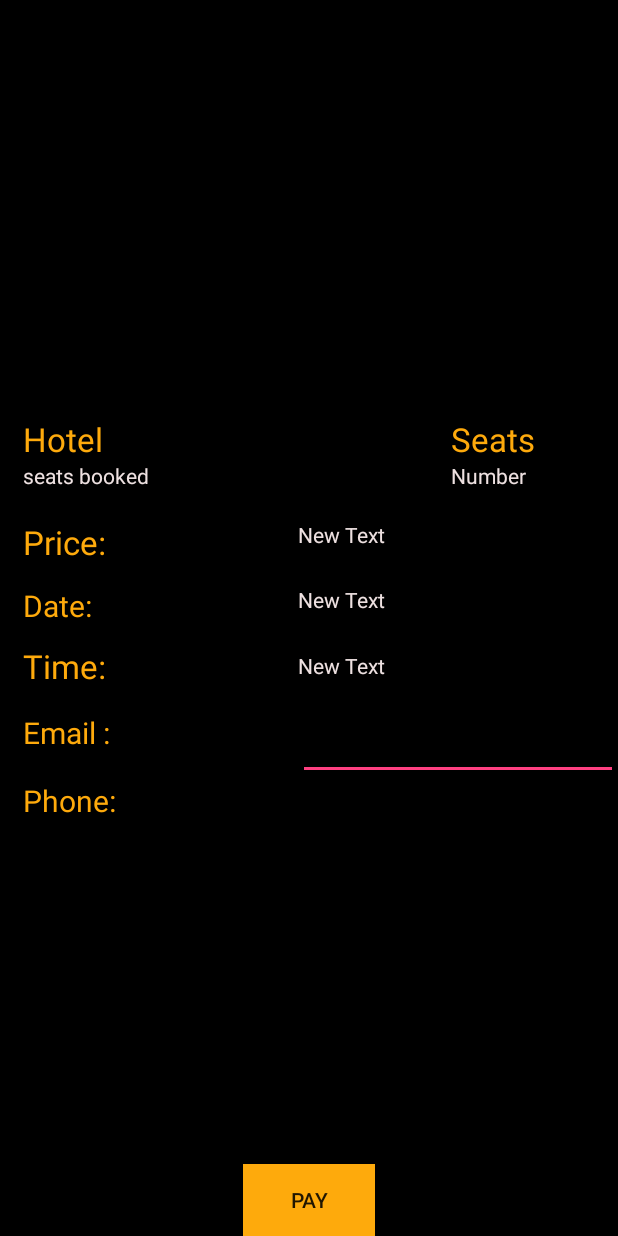
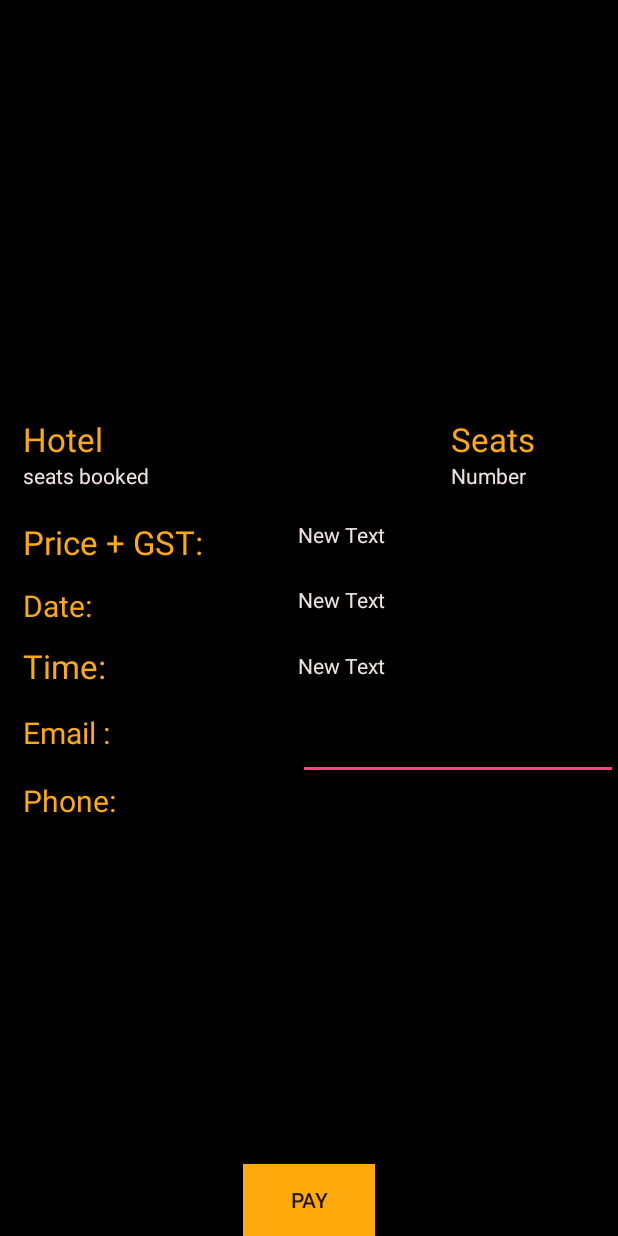
Before and after one commit to maruthimaru/TableBooking, an Android app: the Confirmation screen opened directly, with no data from a screen before it, on a phone screen of 412 x 824 dp. Run offline under Robolectric (Android 15) with nearby library versions, the light colour scheme and no system bars; 10 statements that could not run were skipped.

Commit message:
commit init

```diff
--- a/app/src/main/AndroidManifest.xml
+++ b/app/src/main/AndroidManifest.xml
@@ -54,6 +54,8 @@
         <activity android:name=".UserReview"
             android:screenOrientation="portrait">
         </activity>
+        <activity android:name=".SeatSelectionRound"
+            android:screenOrientation="portrait"/>
     </application>
 
 </manifest>
--- a/app/src/main/java/com/cs442/dsuraj/quantumc/Confirmation.java
+++ b/app/src/main/java/com/cs442/dsuraj/quantumc/Confirmation.java
@@ -59,7 +59,7 @@ public class Confirmation extends Activity {
 
         total_price = Integer.parseInt(seat_number) * 10;
 
-        final String price_final = "$" + Integer.toString(total_price);
+        final String price_final = "$" + Integer.toString(total_price)+" + $"+seat_number;
         Cursor movie = db.getMoviename(sql, movie_id);
 
         while (movie.moveToNext()) {
--- a/app/src/main/res/layout/activity_seat_selection_round.xml
+++ b/app/src/main/res/layout/activity_seat_selection_round.xml
@@ -100,7 +100,7 @@
         android:layout_width="45dp"
         android:layout_height="25dp"
         android:layout_alignTop="@+id/A3"
-        android:layout_marginStart="32dp"
+        android:layout_marginStart="25dp"
         android:layout_marginTop="-21dp"
         android:layout_toEndOf="@+id/A3"
         android:background="#E6C200"
--- a/app/src/main/res/layout/details.xml
+++ b/app/src/main/res/layout/details.xml
@@ -87,7 +87,7 @@
 
     <TextView
         android:layout_height="wrap_content"
-        android:text="Price:"
+        android:text="Price + GST:"
         android:id="@+id/textView21"
         android:textColor="@color/colorPrimary"
         android:layout_marginTop="20dp"
```
